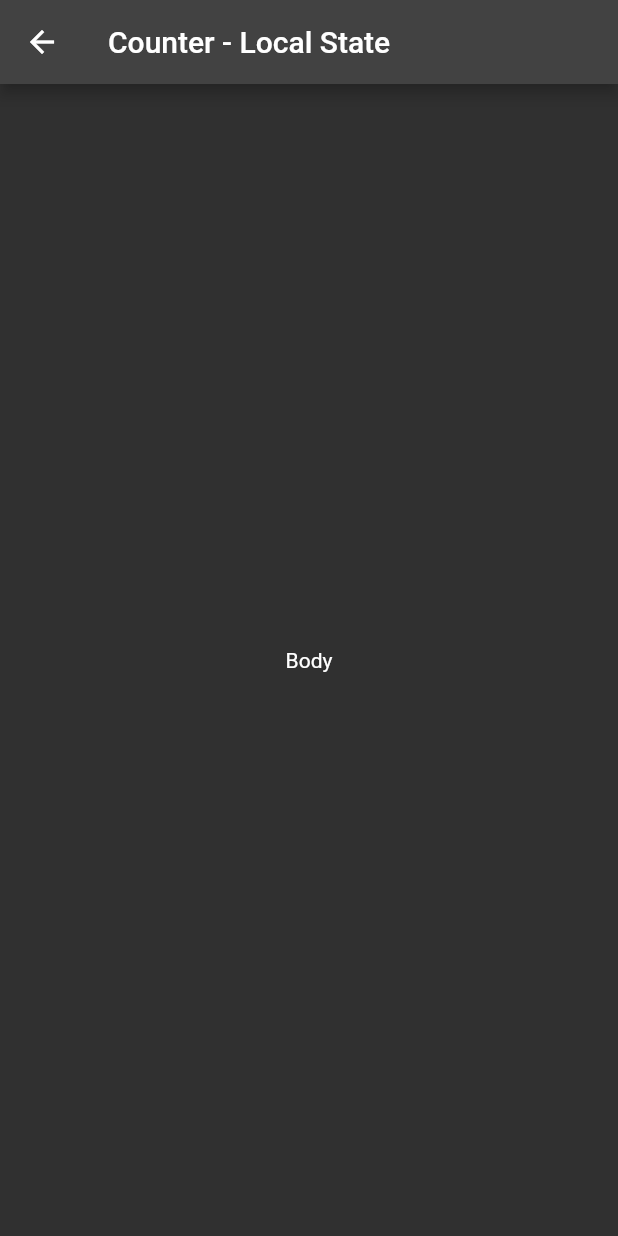
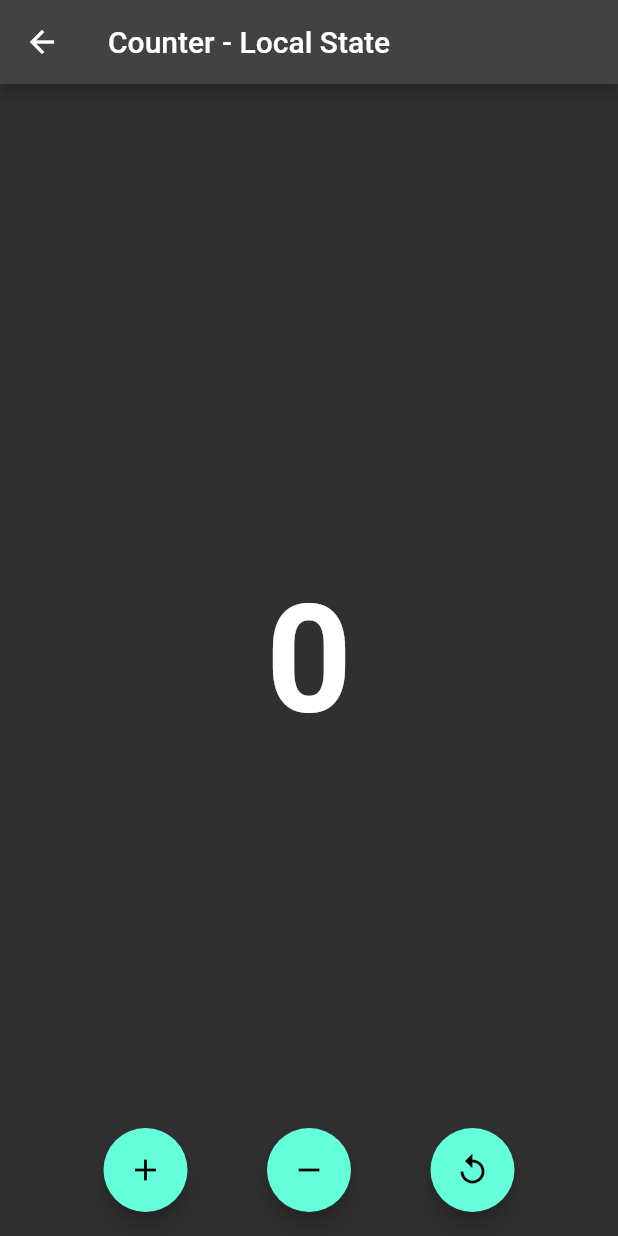
Before and after one commit to armando-mobile-flutter/chronometer, a Flutter app: the screen it shows after launch, after a tap on "Local", on a phone screen of 412 x 824 dp. Run offline on Flutter 3.47's test engine with Material 2 defaults, Android fonts, the phone set to English and light mode, and no system bars; our stand-ins replace equatable, flutter_bloc, shared_preferences.

Commit message:
Added and Implement Counter Bloc in Counter Screen

```diff
--- /dev/null
+++ b/lib/app/main/blocs/counter/counterBloc.dart
@@ -0,0 +1,18 @@
+import 'package:flutter_bloc/flutter_bloc.dart';
+
+enum CounterEvent { increment, decrement, reset }
+
+class CounterBloc extends Bloc<CounterEvent, int> {
+  CounterBloc({int initialState = 0}) : super(initialState) {
+    on<CounterEvent>((event, emit) {
+      switch (event) {
+        case CounterEvent.increment:
+          return emit(state + 1);
+        case CounterEvent.decrement:
+          return emit(state - 1);
+        case CounterEvent.reset:
+          return emit(0);
+      }
+    });
+  }
+}
--- a/lib/app/main/blocs/index.dart
+++ b/lib/app/main/blocs/index.dart
@@ -1,2 +1,3 @@
 export 'package:chronometer/app/main/blocs/delegate_bloc.dart';
 export 'package:chronometer/app/main/blocs/preferences/preferences_bloc.dart';
+export 'package:chronometer/app/main/blocs/counter/counterBloc.dart';
--- a/lib/app/main/counter/counter_screen.dart
+++ b/lib/app/main/counter/counter_screen.dart
@@ -1,7 +1,9 @@
+import 'package:chronometer/app/main/blocs/counter/counterBloc.dart';
 import 'package:flutter/cupertino.dart';
 import 'package:flutter/foundation.dart';
 import 'package:flutter/material.dart' hide Theme;
 import 'package:chronometer/app/main/shared/utils/build_theme.dart';
+import 'package:flutter_bloc/flutter_bloc.dart';
 
 class CouterScreenWithGlobalState extends StatelessWidget {
   const CouterScreenWithGlobalState({super.key});
@@ -18,10 +20,11 @@ class CouterScreenWithLocalState extends StatelessWidget {
   final String title = 'Counter - Local State';
 
   @override
-  Widget build(BuildContext context) =>
-      defaultTargetPlatform == TargetPlatform.iOS
+  Widget build(BuildContext context) => BlocProvider<CounterBloc>(
+      create: (context) => CounterBloc(),
+      child: defaultTargetPlatform == TargetPlatform.iOS
           ? _IOSCounterScreen(title: title)
-          : _AndroidCounterScreen(title: title);
+          : _AndroidCounterScreen(title: title));
 }
 
 class _IOSCounterScreen extends StatelessWidget {
@@ -30,6 +33,8 @@ class _IOSCounterScreen extends StatelessWidget {
 
   @override
   Widget build(BuildContext context) {
+    final bloc = BlocProvider.of<CounterBloc>(context);
+
     return CupertinoPageScaffold(
       navigationBar: CupertinoNavigationBar(
         middle: Text(title),
@@ -53,10 +58,41 @@ class _AndroidCounterScreen extends StatelessWidget {
 
   @override
   Widget build(BuildContext context) {
+    final bloc = BlocProvider.of<CounterBloc>(context);
     return Scaffold(
         appBar: AppBar(
           title: Text(title),
         ),
-        body: Center(child: const Text('Body', textAlign: TextAlign.center)));
+        body: Center(
+          child: BlocBuilder(
+            bloc: bloc,
+            builder: (context, state) => Text('$state',
+                style: TextStyle(fontSize: 100, fontWeight: FontWeight.bold)),
+          ),
+        ),
+        floatingActionButtonLocation: FloatingActionButtonLocation.centerDocked,
+        floatingActionButton: Padding(
+          padding: const EdgeInsets.all(16),
+          child: Row(
+            mainAxisAlignment: MainAxisAlignment.spaceEvenly,
+            children: <Widget>[
+              FloatingActionButton(
+                heroTag: null,
+                child: const Icon(Icons.add),
+                onPressed: () => bloc.add(CounterEvent.increment),
+              ),
+              FloatingActionButton(
+                heroTag: null,
+                child: const Icon(Icons.remove),
+                onPressed: () => bloc.add(CounterEvent.decrement),
+              ),
+              FloatingActionButton(
+                heroTag: null,
+                child: const Icon(Icons.replay),
+                onPressed: () => bloc.add(CounterEvent.reset),
+              )
+            ],
+          ),
+        ));
   }
 }
--- a/lib/app/main/models/menu.dart
+++ b/lib/app/main/models/menu.dart
@@ -1,5 +1,8 @@
 import 'package:flutter/cupertino.dart';
+import 'package:flutter_bloc/flutter_bloc.dart';
 import 'package:chronometer/app/main/counter/counter_screen.dart';
+
+typedef PushScreen = void Function(Widget widget);
 
 class Menu {
   int _id = 0;
@@ -36,13 +39,33 @@ class Menu {
     _options = obj['options'];
   }
 
-  /// Function that render screen by meu option
-  void renderScreen(MenuOption option, Function pushScreen) {
-    if (this._name == 'Counter') {
+  /// Function that render screen by menu option
+  void renderScreen(MenuOption option, PushScreen pushScreen) {
+    if (_name == 'Counter') {
       pushScreen((option.name == 'Global')
           ? CouterScreenWithGlobalState()
           : CouterScreenWithLocalState());
     }
+  }
+
+  Widget? buildBlocGlobal(
+      MenuOption option, Bloc? bloc, BlocWidgetBuilder builder) {
+    final Widget? widget;
+
+    if (option.isGlobal) {
+      switch (_name) {
+        case 'Counter':
+          widget = BlocBuilder(bloc: bloc, builder: builder);
+          break;
+        default:
+          widget = null;
+          break;
+      }
+    } else {
+      widget = null;
+    }
+
+    return widget;
   }
 }
 
--- a/lib/app/main/shared/screen/app.dart
+++ b/lib/app/main/shared/screen/app.dart
@@ -27,7 +27,8 @@ class App extends StatelessWidget {
           ],
           child: MultiBlocProvider(
               providers: [
-                BlocProvider<PreferencesBloc>.value(value: preferencesBloc)
+                BlocProvider<PreferencesBloc>.value(value: preferencesBloc),
+                BlocProvider<CounterBloc>(create: (context) => CounterBloc())
               ],
               child: BlocBuilder<PreferencesBloc, PreferencesState>(
                 builder: (context, state) =>
--- a/lib/app/main/shared/screen/main_screen.dart
+++ b/lib/app/main/shared/screen/main_screen.dart
@@ -1,13 +1,16 @@
+import 'package:chronometer/app/main/blocs/index.dart';
 import 'package:flutter/cupertino.dart';
 import 'package:flutter/foundation.dart';
 import 'package:flutter/material.dart';
 import 'package:chronometer/app/main/models/index.dart';
 import 'package:chronometer/app/main/shared/screen/theme_selector_screen.dart';
 import 'package:chronometer/app/main/shared/utils/index.dart';
+import 'package:flutter_bloc/flutter_bloc.dart';
 
 class MainScreen extends StatelessWidget {
   const MainScreen({super.key});
   static const title = 'Chronometer';
+  static final Map<String, Bloc> blocs = <String, Bloc>{};
   static final menu = <Menu>[
     Menu(1, 'Counter', <MenuOption>[
       MenuOption(1, 'Local'),
@@ -20,14 +23,23 @@ class MainScreen extends StatelessWidget {
   ];
 
   @override
-  Widget build(BuildContext context) =>
-      (defaultTargetPlatform == TargetPlatform.iOS)
-          ? _IOSMain(title: title, menu: menu)
-          : _AndroidMain(title: title, menu: menu);
+  Widget build(BuildContext context) {
+    //TODO: Create variable for each bloc
+    blocs['Counter'] = BlocProvider.of<CounterBloc>(context);
+
+    return (defaultTargetPlatform == TargetPlatform.iOS)
+        ? _IOSMain(blocs: blocs, title: title, menu: menu)
+        : _AndroidMain(blocs: blocs, title: title, menu: menu);
+  }
 }
 
 class _IOSMain extends StatelessWidget {
-  const _IOSMain({super.key, required this.title, required this.menu});
+  const _IOSMain(
+      {super.key,
+      required this.blocs,
+      required this.title,
+      required this.menu});
+  final Map<String, Bloc> blocs;
   final String title;
   final List<Menu> menu;
 
@@ -36,17 +48,27 @@ class _IOSMain extends StatelessWidget {
   }
 
   @override
-  Widget build(BuildContext context) {
-    //TODO: Create variable for each bloc
-
-    return CupertinoPageScaffold(
+  Widget build(BuildContext context) => MultiBlocListener(
+          listeners: [
+            BlocListener(
+                bloc: blocs['Counter'],
+                listener: (context, state) => (state == 10)
+                    ? showDialog(
+                        context: context,
+                        builder: (_) => AlertDialog(
+                              content: Text('Count: $state'),
+                            ))
+                    : null)
+          ],
+          child: CupertinoPageScaffold(
             child: CustomScrollView(
               slivers: <Widget>[
                 CupertinoSliverNavigationBar(
                   leading: Icon(CupertinoIcons.clock,
                       color: BuildTheme.getIOSIconColor(context)),
                   largeTitle: Text(title,
-                textAlign: TextAlign.center, style: TextStyle(fontSize: 20.0)),
+                      textAlign: TextAlign.center,
+                      style: TextStyle(fontSize: 20.0)),
                   trailing: CupertinoButton(
                     child: Icon(
                       CupertinoIcons.settings,
@@ -69,16 +91,20 @@ class _IOSMain extends StatelessWidget {
                                 CupertinoListTile.notched(
                                   leading: item.name == 'Counter'
                                       ? Icon(CupertinoIcons.add_circled,
-                                    color: BuildTheme.getIOSIconColor(context))
+                                          color: BuildTheme.getIOSIconColor(
+                                              context))
                                       : Icon(CupertinoIcons.timer,
-                                    color: BuildTheme.getIOSIconColor(context)),
+                                          color: BuildTheme.getIOSIconColor(
+                                              context)),
                                   title: Text(option.name),
                                   subtitle: const Text('0'),
                                   trailing: option.isGlobal
                                       ? Icon(CupertinoIcons.share_up,
-                                    color: BuildTheme.getIOSIconColor(context))
+                                          color: BuildTheme.getIOSIconColor(
+                                              context))
                                       : Icon(CupertinoIcons.lock_circle,
-                                    color: BuildTheme.getIOSIconColor(context)),
+                                          color: BuildTheme.getIOSIconColor(
+                                              context)),
                                   onTap: () {
                                     item.renderScreen(
                                         option,
@@ -92,12 +118,16 @@ class _IOSMain extends StatelessWidget {
                 ))
               ],
             ),
-    );
-  }
+          ));
 }
 
 class _AndroidMain extends StatelessWidget {
-  const _AndroidMain({super.key, required this.title, required this.menu});
+  const _AndroidMain(
+      {super.key,
+      required this.blocs,
+      required this.title,
+      required this.menu});
+  final Map<String, Bloc> blocs;
   final String title;
   final List<Menu> menu;
 
@@ -106,14 +136,27 @@ class _AndroidMain extends StatelessWidget {
   }
 
   @override
-  Widget build(BuildContext context) => Scaffold(
+  Widget build(BuildContext context) => MultiBlocListener(
+          listeners: [
+            BlocListener(
+                bloc: blocs['Counter'],
+                listener: (context, state) => (state == 10)
+                    ? showDialog(
+                        context: context,
+                        builder: (_) => AlertDialog(
+                              content: Text('Count: $state'),
+                            ))
+                    : null)
+          ],
+          child: Scaffold(
               appBar: AppBar(
                 leading: const Icon(Icons.lock_clock),
                 title: Text(title, textAlign: TextAlign.center),
                 actions: <Widget>[
                   IconButton(
                     icon: const Icon(Icons.palette),
-            onPressed: () => _pushScreen(context, const ThemeSelectorScreen()),
+                    onPressed: () =>
+                        _pushScreen(context, const ThemeSelectorScreen()),
                   )
                 ],
               ),
@@ -131,18 +174,30 @@ class _AndroidMain extends StatelessWidget {
                                     ? Icon(Icons.add_circle_outline)
                                     : Icon(Icons.timer),
                                 title: Text(option.name),
-                        subtitle: const Text('0'),
+                                subtitle: item.buildBlocGlobal(
+                                    option,
+                                    blocs[item.name],
+                                    (context, state) => Text('$state')),
                                 trailing: option.isGlobal
                                     ? Icon(Icons.lock_open)
                                     : Icon(Icons.lock),
                                 onTap: () {
-                          item.renderScreen(option,
-                              (Widget screen) => _pushScreen(context, screen));
+                                  item.renderScreen(
+                                      option,
+                                      (Widget screen) =>
+                                          _pushScreen(context, screen));
                                 },
-                        onLongPress: () {},
+                                onLongPress: option.isGlobal == true
+                                    ? () {
+                                        if (item.name == 'Counter') {
+                                          blocs[item.name]!
+                                              .add(CounterEvent.increment);
+                                        }
+                                      }
+                                    : null,
                               ))
                         ],
                       ))
                 ],
-      ));
+              )));
 }
```
Lines whose indentation alone changed are shown as unchanged.
